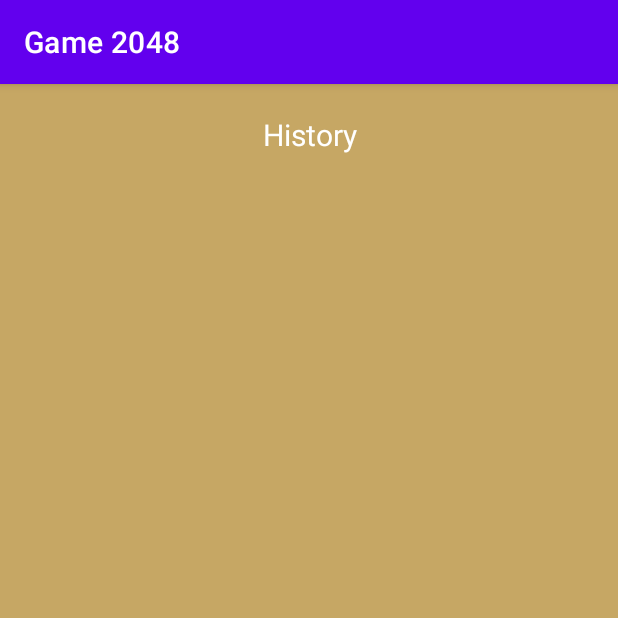
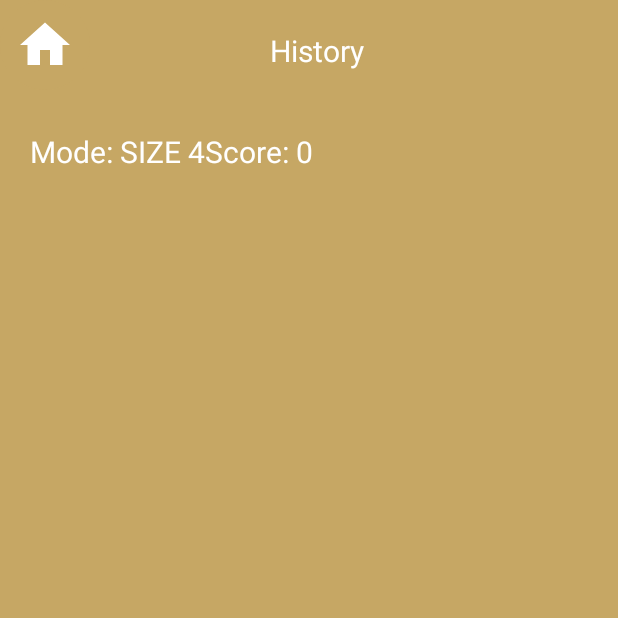
Before and after one commit to NguyenKhoa-dev/PTUDDD_Game2048, an Android app: the screen it shows after launch (HistoryActivity), after a tap on "View High Score", on a phone screen of 412 x 824 dp, the top half of it. Run offline under Robolectric (Android 15) with nearby library versions, the phone set to English and light mode, and no system bars.

Commit message:
long update

```diff
--- /dev/null
+++ b/app/src/main/java/com/example/nhom10_laptrinhgame2048/GameContinue.java
@@ -0,0 +1,16 @@
+package com.example.nhom10_laptrinhgame2048;
+
+public class GameContinue extends GameScore{
+    private String matrix;
+    private int max;
+
+    public GameContinue(String name, int score,int max, String matrix) {
+        super(name, score);
+        this.matrix = matrix;
+        this.max =  max;
+    }
+
+    public String getMatrix(){return matrix;}
+
+    public int getMax(){return max;}
+}
--- a/app/src/main/java/com/example/nhom10_laptrinhgame2048/HistoryActivity.java
+++ b/app/src/main/java/com/example/nhom10_laptrinhgame2048/HistoryActivity.java
@@ -19,11 +19,12 @@ public class HistoryActivity extends AppCompatActivity {
 
     private void initDatabase(){
         helper = new SQLiteHelper(this);
+        helper.createTable();
     }
 
     private void LoadListView(){
         lvScores = findViewById(R.id.lvScores);
-        ListViewAdapter adapter = new ListViewAdapter(HistoryActivity.this,0,helper.getListScore("SIZE 4"));
+        ListViewAdapter adapter = new ListViewAdapter(HistoryActivity.this,0,helper.getListScore());
         lvScores.setAdapter(adapter);
     }
 }
--- a/app/src/main/java/com/example/nhom10_laptrinhgame2048/ListViewAdapter.java
+++ b/app/src/main/java/com/example/nhom10_laptrinhgame2048/ListViewAdapter.java
@@ -31,10 +31,8 @@ public class ListViewAdapter extends ArrayAdapter<GameScore> {
         }
         TextView mode = convertView.findViewById(R.id.txtMode);
         TextView score = convertView.findViewById(R.id.txtScore);
-        TextView date = convertView.findViewById(R.id.txtDate);
         mode.setText("Mode: "+arr.get(position).getName());
         score.setText("Score: "+arr.get(position).getScore());
-        date.setText("Date: "+arr.get(position).getDate());
         return convertView;
     }
 }
--- a/app/src/main/java/com/example/nhom10_laptrinhgame2048/MenuScreenActivity.java
+++ b/app/src/main/java/com/example/nhom10_laptrinhgame2048/MenuScreenActivity.java
@@ -4,13 +4,9 @@ import androidx.appcompat.app.AppCompatActivity;
 
 import android.content.Intent;
 import android.os.Bundle;
-import android.os.Parcelable;
 import android.view.View;
 import android.widget.Button;
 import android.widget.TextView;
-import android.widget.Toast;
-
-import java.io.Serializable;
 
 public class MenuScreenActivity extends AppCompatActivity implements View.OnClickListener {
     Button btnClassic,btnHistory;
@@ -21,12 +17,24 @@ public class MenuScreenActivity extends AppCompatActivity implements View.OnClic
     protected void onCreate(Bundle savedInstanceState) {
         super.onCreate(savedInstanceState);
         setContentView(R.layout.activity_menu_screen);
+        initDB();
         initControls();
+    }
+
+    private void initDB(){
+        helper = new SQLiteHelper(this);
+        helper.openDB();
+        helper.createGameTrackingTable();
     }
 
     private void initControls() {
         btnClassic = findViewById(R.id.btnClassic);
         btnHistory = findViewById(R.id.btnHistory);
+        if(helper.getTracking("SIZE 4").getMatrix().compareTo("")!=0){
+            btnClassic.setText("Continue");
+        }else{
+            btnClassic.setText("NewGame");
+        }
         btnClassic.setOnClickListener(this);
         btnHistory.setOnClickListener(this);
     }
--- a/app/src/main/java/com/example/nhom10_laptrinhgame2048/SQLiteHelper.java
+++ b/app/src/main/java/com/example/nhom10_laptrinhgame2048/SQLiteHelper.java
@@ -11,11 +11,17 @@ import android.database.sqlite.SQLiteOpenHelper;
 import androidx.annotation.Nullable;
 
 import java.io.Serializable;
+import java.text.DateFormat;
+import java.text.ParseException;
+import java.text.SimpleDateFormat;
 import java.util.ArrayList;
+import java.util.Date;
+import java.util.Locale;
 
 public class SQLiteHelper extends SQLiteOpenHelper implements Serializable {
     private static String DB_Name = "score_game.db";
     private String tableName = "ScoreBoard";
+    private String tableNameTracking = "GameContinue";
     public SQLiteDatabase myDB;
 
     public SQLiteHelper(@Nullable Context context) {
@@ -32,17 +38,11 @@ public class SQLiteHelper extends SQLiteOpenHelper implements Serializable {
         onCreate(db);
     }
 
-    public void insert(GameScore gs){
+    public void updateHighScore(GameScore gs){
         myDB=getWritableDatabase();
-        ContentValues contentValues = new ContentValues();
-        contentValues.put("name",gs.getName());
-        contentValues.put("score",gs.getScore());
-        myDB.insert("ScoreBoard",null,contentValues);
+        String query = String.format("insert or replace into %s(name,score) values('%s',%d);",tableName,gs.getName(),gs.getScore());
+        myDB.execSQL(query);
         myDB.close();
-    }
-
-    public void updateHighScore(){
-
     }
 
     public int getHighestScore(String name){
@@ -55,14 +55,14 @@ public class SQLiteHelper extends SQLiteOpenHelper implements Serializable {
         return max;
     }
 
-    public ArrayList<GameScore> getListScore(String name){
+    public ArrayList<GameScore> getListScore(){
         ArrayList<GameScore> list = new ArrayList<>();
         myDB=getReadableDatabase();
-        String sql = "select * from "+tableName+" where name = '"+name+"';";
+        String sql = "select * from "+tableName;
         Cursor cursor = myDB.rawQuery(sql,null);
         if(cursor!=null){
             while (cursor.moveToNext()){
-                list.add(new GameScore(cursor.getString(1),cursor.getInt(2)));
+                list.add(new GameScore(cursor.getString(0),cursor.getInt(1)));
             }
         }
         myDB.close();
@@ -75,8 +75,42 @@ public class SQLiteHelper extends SQLiteOpenHelper implements Serializable {
     }
 
     public void createTable(){
-        String query = "create table if not exists "+tableName+" ( ID INTEGER PRIMARY KEY AUTOINCREMENT,name TEXT, SCORE INTEGER, created_date date default CURRENT_DATE);";
+        myDB=getWritableDatabase();
+        String query = "create table if not exists "+tableName+" (name TEXT PRIMARY KEY, SCORE INTEGER);";
         myDB.execSQL(query);
         myDB.close();
     }
+
+    //Tracking game
+    public void createGameTrackingTable(){
+        myDB=getWritableDatabase();
+        String query = String.format("create table if not exists %s(name TEXT primary key, SCORE integer, MAX integer, MATRIX TEXT);",tableNameTracking);
+        myDB.execSQL(query);
+        myDB.close();
+    }
+
+    public void trackGameContinue(GameContinue gc){
+        myDB=getWritableDatabase();
+        String query = String.format("insert or replace into %s(name,score,max,matrix) values('%s',%d,%d,'%s');",tableNameTracking,gc.getName(),gc.getScore(),gc.getMax(),gc.getMatrix());
+        myDB.execSQL(query);
+        myDB.close();
+    }
+
+    public GameContinue getTracking(String type){
+        myDB= getReadableDatabase();
+        GameContinue gc = new GameContinue(type,0,0,"");
+        try {
+            String query = String.format("select * from %s where name = '%s'",tableNameTracking,type);
+            Cursor cursor = myDB.rawQuery(query,null);
+            if(cursor!=null){
+                while (cursor.moveToNext()){
+                    gc = new GameContinue(cursor.getString(0),cursor.getInt(1),cursor.getInt(2),cursor.getString(3));
+                }
+            }
+        }catch (SQLException e){
+            System.out.println(e);
+        }
+        myDB.close();
+        return gc;
+    }
 }
--- a/app/src/main/res/layout/activity_history.xml
+++ b/app/src/main/res/layout/activity_history.xml
@@ -5,6 +5,18 @@
     android:background="@color/brown"
     android:orientation="vertical"
     >
+    <LinearLayout
+        android:layout_width="match_parent"
+        android:layout_height="wrap_content">
+        <androidx.appcompat.widget.AppCompatImageButton
+            android:id="@+id/btnHomeMain"
+            android:layout_width="60dp"
+            android:layout_height="60dp"
+            android:background="@drawable/button_custome"
+            android:padding="10dp"
+            android:scaleType="fitCenter"
+            android:src="@drawable/ic__home"
+            android:tint="@color/white" />
         <TextView
             android:layout_width="match_parent"
             android:layout_height="wrap_content"
@@ -12,8 +24,10 @@
             android:textSize="20sp"
             android:padding="20dp"
             android:textColor="@color/white"
-        android:gravity="center"
+            android:gravity="left"
+            android:layout_marginStart="100dp"
             />
+    </LinearLayout>
     <ListView
         android:id="@+id/lvScores"
         android:layout_width="wrap_content"
```
Also changed, not shown: app/src/main/AndroidManifest.xml (+4 -3 lines), app/src/main/java/com/example/nhom10_laptrinhgame2048/DataGame.java (+32 -2 lines), app/src/main/java/com/example/nhom10_laptrinhgame2048/GameScore.java (+0 -9 lines), app/src/main/java/com/example/nhom10_laptrinhgame2048/MainActivity.java (+31 -10 lines), app/src/main/res/layout/activity_main.xml (+4 -4 lines), app/src/main/res/layout/item_bar_information.xml (+3 -13 lines). Lines whose indentation alone changed are shown as unchanged.
